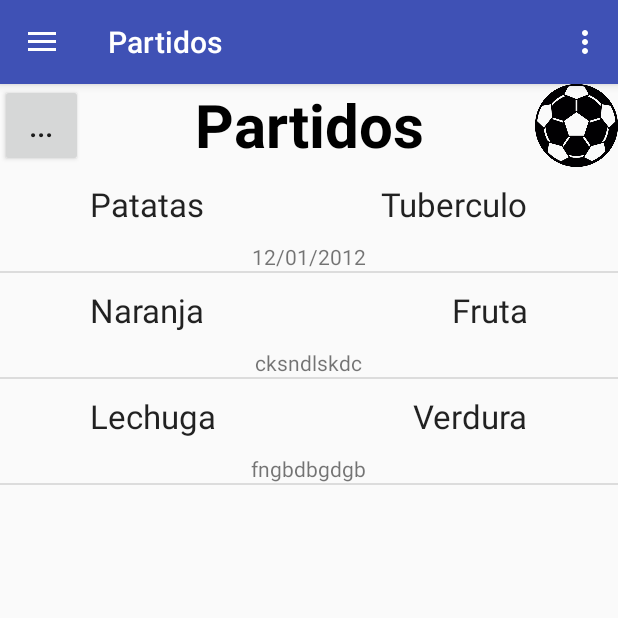
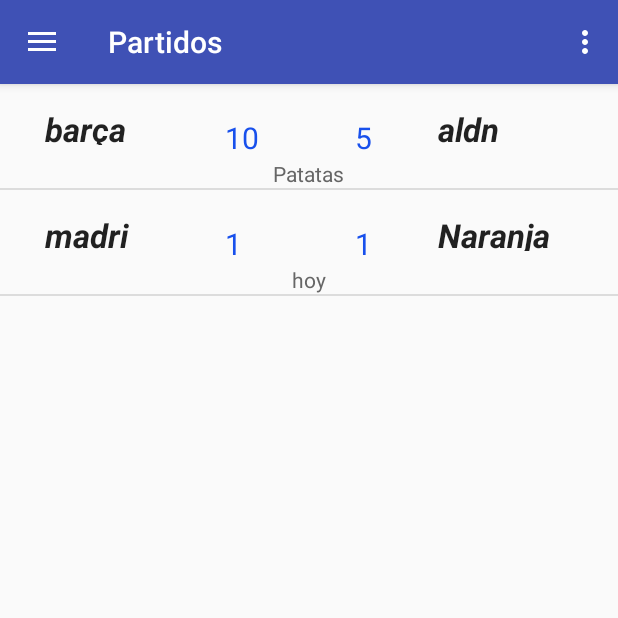
Before and after one commit to seditaa/ProjecteLigaNovaVersioFirebase, an Android app: the screen it shows after launch (NavigationDrawerActivity), after a tap on "Partidos", on a phone screen of 412 x 824 dp, the top half of it. Run offline under Robolectric (Android 15) with nearby library versions, the phone set to English and light mode, and no system bars; our stand-ins replace Firebase (no records; nobody signed in at launch, a user with empty details on screens opened directly); 1 other tap on this screen came first.

Commit message:
Layout de PartidosFragment finalizado. ListView con items personalizados. Alejandro,Dani

```diff
--- a/app/src/main/java/com/example/danielmartinezg1/ligasantander/ItemClasificacion.java
+++ b/app/src/main/java/com/example/danielmartinezg1/ligasantander/ItemClasificacion.java
@@ -5,56 +5,27 @@ package com.example.danielmartinezg1.ligasantander;
  */
 
 public class ItemClasificacion {
-    protected long id;
-    protected String rutaImagen;
-    protected String equipo1;
-    protected String equipo2;
-    protected String fecha;
 
-    public ItemClasificacion() {
-        this.equipo1 = "";
-        this.equipo2 = "";
-        this.fecha = "";
-        this.rutaImagen = "";
-    }
+    private String equipo1;
+    private String equipo2;
+    private String resultado1;
+    private String resultado2;
+    private String fecha;
 
-    public ItemClasificacion(long id, String equipo1, String equipo2, String fecha) {
-        this.id = id;
+    public ItemClasificacion(String equipo1, String equipo2, String resultado1, String resultado2, String fecha) {
         this.equipo1 = equipo1;
         this.equipo2 = equipo2;
+        this.resultado1 = resultado1;
+        this.resultado2 = resultado2;
         this.fecha = fecha;
-        this.rutaImagen = "";
-    }
 
-    public ItemClasificacion(long id, String equipo1, String equipo2, String fecha, String rutaImagen) {
-        this.id = id;
-        this.equipo1 = equipo1;
-        this.equipo2 = equipo2;
-        this.fecha = fecha;
-        this.rutaImagen = rutaImagen;
-    }
-
-    public long getId() {
-        return id;
-    }
-
-    public void setId(long id) {
-        this.id = id;
-    }
-
-    public String getRutaImagen() {
-        return rutaImagen;
-    }
-
-    public void setRutaImagen(String rutaImagen) {
-        this.rutaImagen = rutaImagen;
     }
 
     public String getEquipo1() {
         return equipo1;
     }
 
-    public void setEquipo1(String nombre) {
+    public void setEquipo1(String equipo1) {
         this.equipo1 = equipo1;
     }
 
@@ -62,15 +33,31 @@ public class ItemClasificacion {
         return equipo2;
     }
 
-    public void setEquipo2(String nombre) {
+    public void setEquipo2(String equipo2) {
         this.equipo2 = equipo2;
+    }
+
+    public String getResultado1() {
+        return resultado1;
+    }
+
+    public void setResultado1(String resultado1) {
+        this.resultado1 = resultado1;
+    }
+
+    public String getResultado2() {
+        return resultado2;
+    }
+
+    public void setResultado2(String resultado2) {
+        this.resultado2 = resultado2;
     }
 
     public String getFecha() {
         return fecha;
     }
 
-    public void setFecha(String tipo) {
+    public void setFecha(String fecha) {
         this.fecha = fecha;
     }
 }
--- a/app/src/main/java/com/example/danielmartinezg1/ligasantander/ItemClasificacionAdapter.java
+++ b/app/src/main/java/com/example/danielmartinezg1/ligasantander/ItemClasificacionAdapter.java
@@ -11,48 +11,59 @@ import android.widget.ImageView;
 import android.widget.TextView;
 
 import java.util.ArrayList;
+import java.util.List;
 
 /**
  * Created by Dani on 12/01/2018.
  */
 
 public abstract class ItemClasificacionAdapter extends BaseAdapter {
-    //protected Activity activity;
+/*
     protected PartidosFragment fragment;
     protected ArrayList<ItemClasificacion> items;
+
 
     public ItemClasificacionAdapter(PartidosFragment fragment, ArrayList<ItemClasificacion> items) {
         this.fragment = fragment;
         this.items = items;
     }
+*/
 
+    Context context;
+    List<ItemClasificacion> ItemClass;
+    ItemClasificacionAdapter(Context context, List<ItemClasificacion> ItemClass) {
+        this.context = context;
+        this.ItemClass = ItemClass;
+    }
     @Override
     public int getCount() {
 
-        return items.size();
+        return ItemClass.size();
     }
 
     @Override
     public Object getItem(int position) {
-        return items.get(position);
+        return ItemClass.get(position);
     }
 
     @Override
     public long getItemId(int position) {
-        return items.get(position).getId();
+        return ItemClass.indexOf(getItem(position));
     }
 
     @Override
-    public View getView(int position, View contentView, ViewGroup parent) {
-        View vi = contentView;
+    public View getView(int position, View convertView, ViewGroup parent) {
+        //View vi = convertView;
+/*
+        if (vi == null) {
 
-        if (contentView == null) {
             LayoutInflater inflater = (LayoutInflater) fragment.getContext()
                     .getSystemService(Context.LAYOUT_INFLATER_SERVICE);
             vi = inflater.inflate(R.layout.clasificacion_listview_item_layout, null);
+
         }
 
-        ItemClasificacion item = items.get(position);
+        ItemClasificacion item = convertView.get(position);
 
         ImageView imagen = (ImageView) vi.findViewById(R.id.imagen);
         int imageResource = fragment.getResources()
@@ -76,7 +87,29 @@ public abstract class ItemClasificacionAdapter extends BaseAdapter {
 
         TextView fecha = (TextView) vi.findViewById(R.id.fecha);
         fecha.setText(item.getFecha());
+*/
 
-        return vi;
+        if (convertView == null) {
+            LayoutInflater mInflater = (LayoutInflater) context
+                    .getSystemService(Activity.LAYOUT_INFLATER_SERVICE);
+            convertView = mInflater.inflate(R.layout.clasificacion_listview_item_layout, null);
+        }
+
+        TextView equipo1 = (TextView) convertView.findViewById(R.id.equipo1);
+        TextView equipo2 = (TextView) convertView.findViewById(R.id.equipo2);
+        TextView resultado1 = (TextView) convertView.findViewById(R.id.resultado1);
+        TextView resultado2 = (TextView) convertView.findViewById(R.id.resultado2);
+        TextView fecha = (TextView) convertView.findViewById(R.id.fecha);
+
+        ItemClasificacion row_pos = ItemClass.get(position);
+        // setting the image resource and title
+
+        equipo1.setText(row_pos.getEquipo1());
+        equipo2.setText(row_pos.getEquipo2());
+        resultado1.setText(row_pos.getResultado1());
+        resultado2.setText(row_pos.getResultado2());
+        fecha.setText(row_pos.getFecha());
+
+        return convertView;
     }
 }
--- /dev/null
+++ b/app/src/main/java/com/example/danielmartinezg1/ligasantander/Jornadas.java
@@ -0,0 +1,25 @@
+package com.example.danielmartinezg1.ligasantander;
+
+import java.util.List;
+
+/**
+ * Created by Dani on 12/01/2018.
+ */
+
+public class Jornadas {
+    private int numero_jornada;
+    private List<Equipo> EquipoList;
+
+    public Jornadas(int numero_jornada, List<Equipo> equipoList) {
+        this.numero_jornada = numero_jornada;
+        EquipoList = equipoList;
+    }
+
+    public int getNumero_jornada() {
+        return numero_jornada;
+    }
+
+    public List<Equipo> getEquipoList() {
+        return EquipoList;
+    }
+}
--- a/app/src/main/java/com/example/danielmartinezg1/ligasantander/Jugador.java
+++ b/app/src/main/java/com/example/danielmartinezg1/ligasantander/Jugador.java
@@ -8,15 +8,18 @@ class Jugador {
     private String nom;
     private int dorsal;
     private int gols;
+    private int asistencies;
 
     public Jugador() {
         gols=0;
+        asistencies = 0;
     }
 
-    public Jugador(String nom, int dorsal, int gols) {
+    public Jugador(String nom, int dorsal, int gols, int asistencies) {
         this.nom = nom;
         this.dorsal = dorsal;
         this.gols = gols;
+        this.asistencies = asistencies;
     }
 
     public String getNom() {
@@ -31,4 +34,8 @@ class Jugador {
     public int getGols() {
         return gols;
     }
+
+    public int getAsistencies(){
+        return asistencies;
+    }
 }
--- a/app/src/main/java/com/example/danielmartinezg1/ligasantander/PartidosFragment.java
+++ b/app/src/main/java/com/example/danielmartinezg1/ligasantander/PartidosFragment.java
@@ -4,15 +4,19 @@ import android.content.Context;
 import android.net.Uri;
 import android.os.Bundle;
 import android.support.v4.app.Fragment;
+import android.util.Log;
 import android.view.LayoutInflater;
 import android.view.View;
 import android.view.ViewGroup;
 import android.widget.ListView;
 
 import java.util.ArrayList;
+import java.util.List;
 
 
 public class PartidosFragment extends Fragment {
+
+    private List<ItemClasificacion> ItemClass;
 
     @Override
     public View onCreateView(LayoutInflater inflater, ViewGroup container, Bundle savedInstanceState) {
@@ -23,9 +27,10 @@ public class PartidosFragment extends Fragment {
 
         ListView lv = (ListView) view.findViewById(R.id.match_list);
 
-        ArrayList<ItemClasificacion> itemsPartido = obtenerItems();
-
-        ItemClasificacionAdapter adapter = new ItemClasificacionAdapter(this, itemsPartido) {
+        //ArrayList<ItemClasificacion> itemsPartido = obtenerItems();
+        ItemClass  = new ArrayList<ItemClasificacion>();
+        ItemClass = obtenerItems();
+        ItemClasificacionAdapter adapter = new ItemClasificacionAdapter(getActivity(), ItemClass) {
         };
 
         lv.setAdapter(adapter);
@@ -36,14 +41,14 @@ public class PartidosFragment extends Fragment {
 
 
     private ArrayList<ItemClasificacion> obtenerItems() {
+        Log.i("Dani","he llegado");
+
         ArrayList<ItemClasificacion> items = new ArrayList<ItemClasificacion>();
 
-        items.add(new ItemClasificacion(1, "Patatas", "Tuberculo",
-                "12/01/2012"));
-        items.add(new ItemClasificacion(2, "Naranja", "Fruta",
-                "cksndlskdc"));
-        items.add(new ItemClasificacion(3, "Lechuga", "Verdura",
-                "fngbdbgdgb"));
+        items.add(new ItemClasificacion("barça", "aldn", "10", "5", "Patatas"));
+
+        items.add(new ItemClasificacion("madri", "Naranja", "1",
+                "1", "hoy"));
 
         return items;
     }
--- a/app/src/main/res/layout/clasificacion_listview_item_layout.xml
+++ b/app/src/main/res/layout/clasificacion_listview_item_layout.xml
@@ -1,56 +1,68 @@
 <?xml version="1.0" encoding="utf-8"?>
 <RelativeLayout xmlns:android="http://schemas.android.com/apk/res/android"
+    xmlns:tools="http://schemas.android.com/tools"
     android:layout_width="fill_parent"
     android:layout_height="wrap_content" >
 
-    <ImageView
-        android:id="@+id/imagen"
-        android:layout_width="wrap_content"
-        android:layout_height="wrap_content"
-        android:layout_alignParentLeft="true"
-        android:layout_centerInParent="true"
-        android:contentDescription="TODO" />
-
     <TextView
         android:id="@+id/equipo1"
-        android:layout_width="wrap_content"
-        android:layout_height="wrap_content"
-        android:layout_alignParentLeft="true"
-        android:layout_alignParentStart="true"
-        android:layout_alignParentTop="true"
-        android:layout_marginLeft="60dp"
-        android:layout_marginStart="60dp"
-        android:layout_marginTop="10dp"
+        android:layout_width="100dp"
+        android:layout_height="25dp"
+        android:layout_marginLeft="30dp"
+        android:layout_marginTop="15dp"
         android:text="Large Text"
-        android:textAppearance="?android:attr/textAppearanceLarge" />
+        android:textAppearance="?android:attr/textAppearanceLarge"
+        android:textSize="22sp"
+        android:textStyle="bold|italic" />
 
     <TextView
         android:id="@+id/equipo2"
-        android:layout_width="wrap_content"
-        android:layout_height="wrap_content"
+        android:layout_width="100dp"
+        android:layout_height="25dp"
         android:layout_alignParentEnd="true"
         android:layout_alignParentRight="true"
         android:layout_alignParentTop="true"
-        android:layout_marginEnd="60dp"
-        android:layout_marginRight="60dp"
-        android:layout_marginTop="10dp"
+        android:layout_marginRight="20dp"
+        android:layout_marginTop="15dp"
         android:text="Large Text"
-        android:textAppearance="?android:attr/textAppearanceLarge" />
+        android:textAppearance="?android:attr/textAppearanceLarge"
+        android:textSize="22sp"
+        android:textStyle="bold|italic" />
 
     <TextView
         android:id="@+id/fecha"
         android:layout_width="wrap_content"
         android:layout_height="wrap_content"
+        android:layout_alignParentTop="true"
         android:layout_centerHorizontal="true"
         android:layout_marginTop="50dp"
-        android:text="TextView" />
+        android:text="TextView"
+        android:textColor="@color/colorPrimaryDark" />
 
-    <ImageView
-        android:id="@+id/imagen2"
-        android:layout_width="wrap_content"
-        android:layout_height="wrap_content"
+    <TextView
+        android:id="@+id/resultado2"
+        android:layout_width="25dp"
+        android:layout_height="22dp"
+        android:layout_alignParentEnd="true"
         android:layout_alignParentRight="true"
-        android:layout_centerInParent="true" />
-        !-->android:src="@drawable/next" />
+        android:layout_marginRight="150dp"
+        android:layout_marginTop="22dp"
+        android:text="TextView"
+        android:textColor="@color/colorAccent"
+        android:textSize="20sp" />
 
+    <TextView
+        android:id="@+id/resultado1"
+        android:layout_width="25dp"
+        android:layout_height="22dp"
+        android:layout_alignParentTop="true"
+        android:layout_marginLeft="150dp"
+        android:layout_marginTop="22dp"
+        android:text="TextView"
+        android:textColor="@color/colorAccent"
+        android:textSize="20sp" /><![CDATA[
+
+    !-->android:src="@drawable/next" />
+
+]]>
 </RelativeLayout>
--- a/app/src/main/res/layout/fragment_partidos.xml
+++ b/app/src/main/res/layout/fragment_partidos.xml
@@ -5,50 +5,13 @@
     xmlns:app="http://schemas.android.com/apk/res-auto"
     tools:context="com.example.danielmartinezg1.ligasantander.PartidosFragment">
 
-    <!-- TODO: Update blank fragment layout -->
-
-    <TextView
-        android:id="@+id/textView"
-        android:layout_width="match_parent"
-        android:layout_height="55dp"
-        android:layout_alignParentTop="true"
-        android:layout_toEndOf="@+id/button"
-        android:layout_toLeftOf="@+id/imageView2"
-        android:layout_toRightOf="@+id/button"
-        android:layout_toStartOf="@+id/imageView2"
-        android:text="@string/partidos"
-        android:textAlignment="center"
-        android:textColor="@android:color/black"
-        android:textSize="40sp"
-        android:textStyle="bold" />
-
-    <Button
-        android:id="@+id/button"
-        android:layout_width="55dp"
-        android:layout_height="55dp"
-        android:layout_alignParentLeft="true"
-        android:layout_alignParentStart="true"
-        android:layout_alignParentTop="true"
-        android:text="@string/puntos_suspensivos"
-        android:textSize="20sp" />
-
     <ListView
         android:id="@+id/match_list"
         android:layout_width="match_parent"
         android:layout_height="match_parent"
         android:layout_alignParentLeft="true"
         android:layout_alignParentStart="true"
-        android:layout_below="@+id/textView" />
+        android:layout_alignParentTop="true" />
 
 
-    <ImageView
-        android:id="@+id/imageView2"
-        android:layout_width="55dp"
-        android:layout_height="wrap_content"
-        android:layout_above="@+id/match_list"
-        android:layout_alignParentEnd="true"
-        android:layout_alignParentRight="true"
-        app:srcCompat="@drawable/pelota"
-        android:contentDescription="@string/todo" />
-
 </RelativeLayout>
--- a/app/src/main/res/values/colors.xml
+++ b/app/src/main/res/values/colors.xml
@@ -1,6 +1,7 @@
 <?xml version="1.0" encoding="utf-8"?>
 <resources>
     <color name="colorPrimary">#3F51B5</color>
-    <color name="colorPrimaryDark">#303F9F</color>
-    <color name="colorAccent">#FF4081</color>
+    <color name="colorPrimaryDark">#666666</color>
+    <color name="colorAccent">#1850ec</color>
+
 </resources>
```
